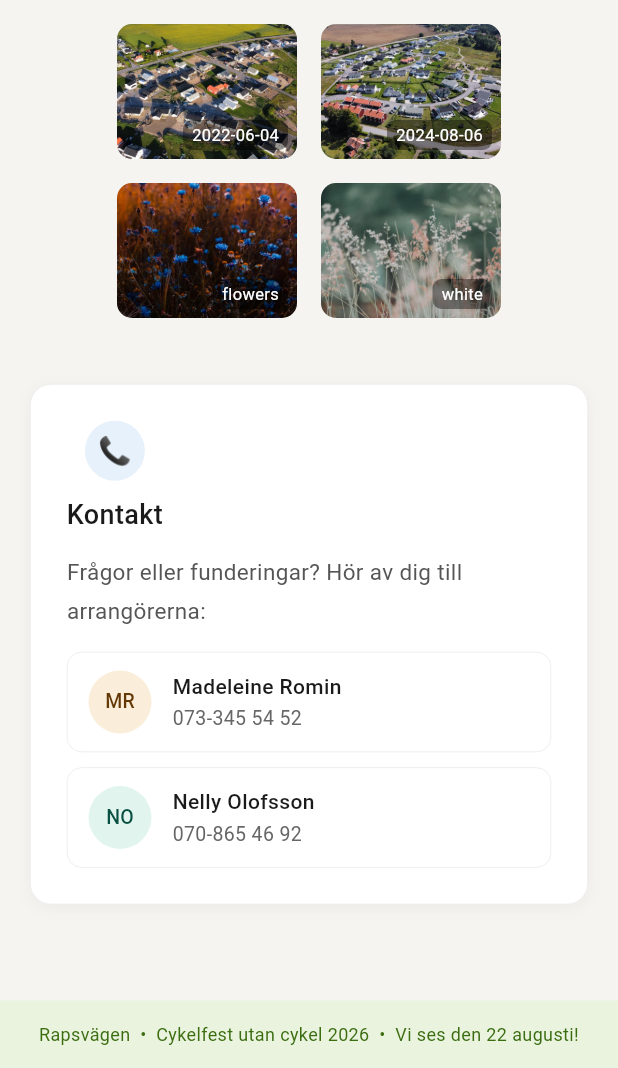
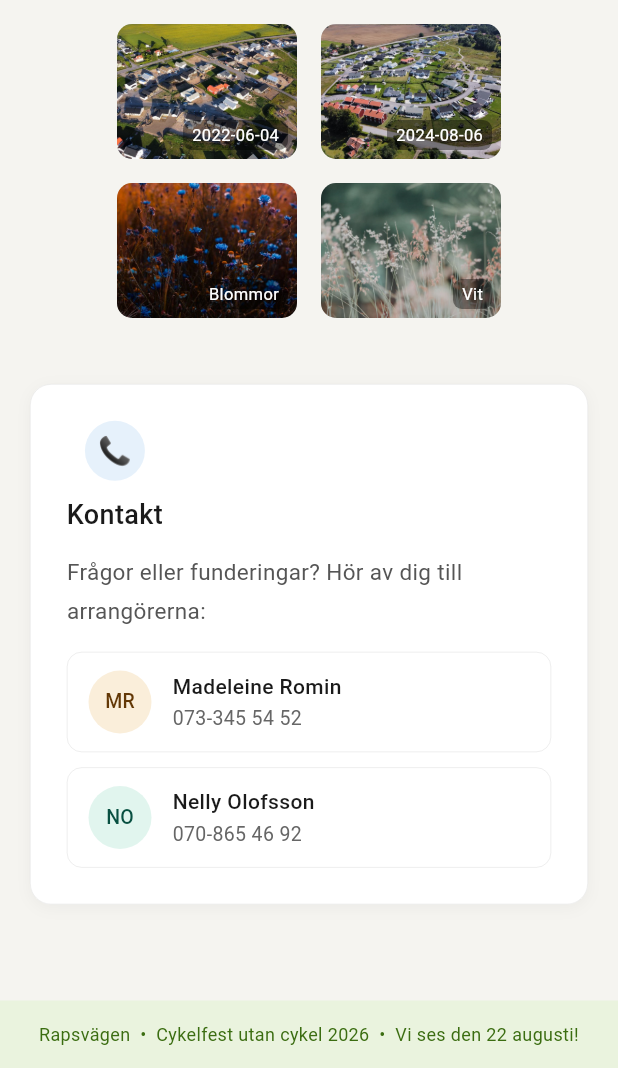
Before and after one commit to nellyolofsson/rapsvagen, a Flutter app: the screen it shows after launch, scrolled down 1593 dp, on a phone screen of 412 x 824 dp, the part 168-1236 px from its top. Run offline on Flutter 3.47's test engine with Material 3 defaults, Android fonts, the phone set to English and light mode, and no system bars.

Commit message:
Update gallery.dart

```diff
--- a/rapsvagen/lib/gallery.dart
+++ b/rapsvagen/lib/gallery.dart
@@ -32,8 +32,8 @@ class GallerySection extends StatelessWidget {
                 asset: 'assets/2024-08-06.jpg',
                 label: '2024-08-06',
               ),
-              _GalleryImage(asset: 'assets/flowers.jpg', label: 'flowers'),
-              _GalleryImage(asset: 'assets/white.jpg', label: 'white'),
+              _GalleryImage(asset: 'assets/flowers.jpg', label: 'Blommor'),
+              _GalleryImage(asset: 'assets/white.jpg', label: 'Vit'),
             ],
           ),
         ],
```
